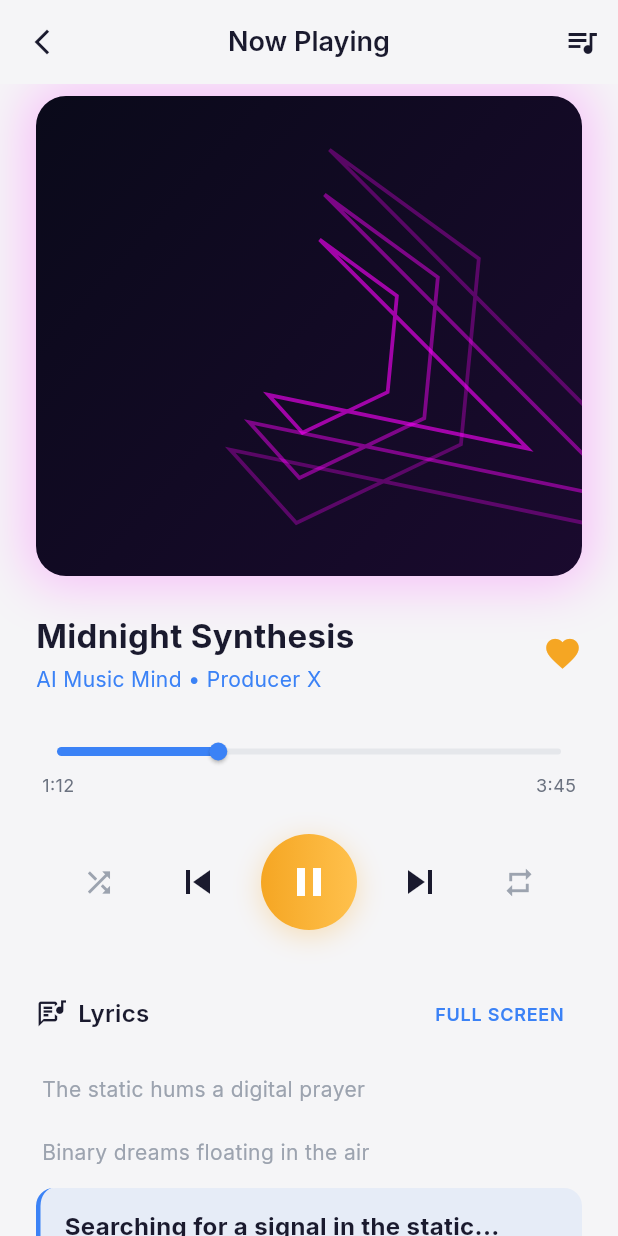
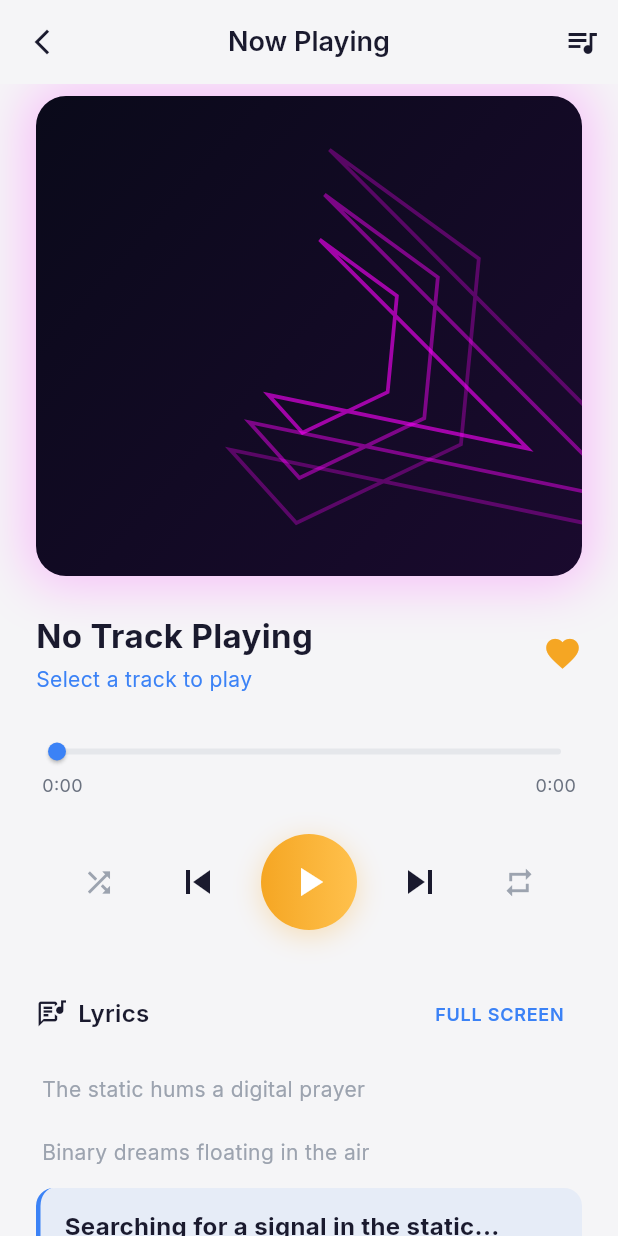
Before and after one commit to sadiajahan97/ai-music-mind, a Flutter app: the MainScreen screen opened directly, after a tap on "ELECTRONIC FUSION", on a phone screen of 412 x 824 dp. Run offline on Flutter 3.47's test engine with Material 3 defaults, Android fonts, the phone set to English and light mode, and no system bars; our stand-ins replace audioplayers, flutter_dotenv, google_fonts, shared_preferences; accounts and stored records are empty; network calls fail.

Commit message:
integrate get music tracks api

```diff
--- /dev/null
+++ b/app/lib/models/music_track.dart
@@ -0,0 +1,28 @@
+class MusicTrack {
+  final String id;
+  final String title;
+  final String? tags;
+  final int? duration;
+  final bool isReady;
+  final String? imageUrl;
+
+  MusicTrack({
+    required this.id,
+    required this.title,
+    this.tags,
+    this.duration,
+    required this.isReady,
+    this.imageUrl,
+  });
+
+  factory MusicTrack.fromJson(Map<String, dynamic> json) {
+    return MusicTrack(
+      id: json['id'],
+      title: json['title'] ?? 'Untitled',
+      tags: json['tags'],
+      duration: json['duration'],
+      isReady: json['isReady'] ?? false,
+      imageUrl: json['imageUrl'],
+    );
+  }
+}
--- a/app/lib/screens/library_screen.dart
+++ b/app/lib/screens/library_screen.dart
@@ -2,54 +2,58 @@
 import 'package:google_fonts/google_fonts.dart';
 import '../theme/app_theme.dart';
 import '../widgets/menu_bottom_sheet.dart';
+import '../models/music_track.dart';
+import '../services/music_service.dart';
 
 class LibraryScreen extends StatefulWidget {
-  const LibraryScreen({super.key});
+  final Function(MusicTrack)? onTrackSelected;
+  const LibraryScreen({super.key, this.onTrackSelected});
 
   @override
   State<LibraryScreen> createState() => _LibraryScreenState();
 }
 
 class _LibraryScreenState extends State<LibraryScreen> {
-  int _selectedTab = 0;
+  final MusicService _musicService = MusicService();
+  List<MusicTrack> _tracks = [];
+  bool _isLoading = true;
+  String? _error;
 
-  final List<Map<String, dynamic>> _songs = [
-    {
-      'title': 'Stellar Resonance',
-      'version': 'v4.5-all',
-      'model': 'AI Master',
-      'duration': '3:45',
-      'color': const Color(0xFF0F1B2D),
-    },
-    {
-      'title': 'Digital Horizon',
-      'version': 'v4.2-vocal',
-      'model': 'Generation 9',
-      'duration': '4:12',
-      'color': const Color(0xFF2D1B4E),
-    },
-    {
-      'title': 'Midnight Neural',
-      'version': 'v4.5-all',
-      'model': 'Synthesized',
-      'duration': '2:58',
-      'color': const Color(0xFF1A3A2E),
-    },
-    {
-      'title': 'Algorithm Beat',
-      'version': 'v3.0-full',
-      'model': 'Classic',
-      'duration': '5:20',
-      'color': const Color(0xFF3D2B1E),
-    },
-    {
-      'title': 'Quantum Echo',
-      'version': 'v4.5-all',
-      'model': 'Deep Learning',
-      'duration': '3:15',
-      'color': const Color(0xFF1E3A5F),
-    },
-  ];
+  @override
+  void initState() {
+    super.initState();
+    _fetchTracks();
+  }
+
+  Future<void> _fetchTracks() async {
+    try {
+      final tracks = await _musicService.getMusicTracks();
+      if (mounted) {
+        setState(() {
+          _tracks = tracks;
+          _isLoading = false;
+        });
+      }
+    } catch (e) {
+      if (mounted) {
+        setState(() {
+          _error = e.toString();
+          _isLoading = false;
+        });
+      }
+    }
+  }
+
+  String _formatDuration(int? ms) {
+    if (ms == null || ms == 0) return '';
+    final totalSeconds = (ms / 1000).floor();
+    final minutes = (totalSeconds / 60).floor();
+    final remainingSeconds = totalSeconds % 60;
+    if (remainingSeconds == 0) {
+      return '${minutes}m';
+    }
+    return '${minutes}m ${remainingSeconds}s';
+  }
 
   @override
   Widget build(BuildContext context) {
@@ -108,13 +112,20 @@
           // const SizedBox(height: 8),
           // Song list
           Expanded(
-            child: ListView.separated(
-              padding: const EdgeInsets.symmetric(horizontal: 20, vertical: 8),
-              itemCount: _songs.length,
-              separatorBuilder: (context, index) =>
-                  const Divider(color: AppTheme.dividerColor, height: 1),
+            child: _isLoading
+                ? const Center(child: CircularProgressIndicator())
+                : _error != null
+                    ? Center(child: Text('Error: $_error'))
+                    : _tracks.isEmpty
+                        ? const Center(child: Text('No tracks found'))
+                        : ListView.separated(
+                            padding: const EdgeInsets.symmetric(
+                                horizontal: 20, vertical: 8),
+                            itemCount: _tracks.length,
+                            separatorBuilder: (context, index) => const Divider(
+                                color: AppTheme.dividerColor, height: 1),
                             itemBuilder: (context, index) =>
-                  _buildSongItem(_songs[index]),
+                                _buildSongItem(_tracks[index]),
                           ),
           ),
         ],
@@ -122,49 +133,76 @@
     );
   }
 
-  Widget _buildTabButton(String label, int index) {
-    final isSelected = _selectedTab == index;
+  // Widget _buildTabButton(String label, int index) {
+  //   final isSelected = _selectedTab == index;
+  //   return GestureDetector(
+  //     onTap: () => setState(() => _selectedTab = index),
+  //     child: Column(
+  //       children: [
+  //         Text(
+  //           label,
+  //           style: GoogleFonts.inter(
+  //             fontSize: 15,
+  //             fontWeight: isSelected ? FontWeight.w600 : FontWeight.w400,
+  //             color: isSelected ? AppTheme.accentBlue : AppTheme.textTertiary,
+  //           ),
+  //         ),
+  //         const SizedBox(height: 6),
+  //         Container(
+  //           height: 2.5,
+  //           width: 40,
+  //           decoration: BoxDecoration(
+  //             color: isSelected ? AppTheme.accentBlue : Colors.transparent,
+  //             borderRadius: BorderRadius.circular(2),
+  //           ),
+  //         ),
+  //       ],
+  //     ),
+  //   );
+  // }
+
+  Widget _buildSongItem(MusicTrack track) {
     return GestureDetector(
-      onTap: () => setState(() => _selectedTab = index),
-      child: Column(
-        children: [
-          Text(
-            label,
-            style: GoogleFonts.inter(
-              fontSize: 15,
-              fontWeight: isSelected ? FontWeight.w600 : FontWeight.w400,
-              color: isSelected ? AppTheme.accentBlue : AppTheme.textTertiary,
-            ),
-          ),
-          const SizedBox(height: 6),
-          Container(
-            height: 2.5,
-            width: 40,
-            decoration: BoxDecoration(
-              color: isSelected ? AppTheme.accentBlue : Colors.transparent,
-              borderRadius: BorderRadius.circular(2),
-            ),
-          ),
-        ],
-      ),
-    );
+      onTap: () {
+        if (widget.onTrackSelected != null) {
+          widget.onTrackSelected!(track);
         }
-
-  Widget _buildSongItem(Map<String, dynamic> song) {
-    return Padding(
+      },
+      behavior: HitTestBehavior.opaque,
+      child: Padding(
         padding: const EdgeInsets.symmetric(vertical: 14),
         child: Row(
           children: [
             // Album art
-          Container(
+          ClipRRect(
+            borderRadius: BorderRadius.circular(10),
+            child: Container(
               width: 48,
               height: 48,
               decoration: BoxDecoration(
-              color: song['color'] as Color,
-              borderRadius: BorderRadius.circular(10),
+                color: Colors.grey[200],
+                gradient: (track.isReady && track.imageUrl != null)
+                    ? null
+                    : AppTheme.orangeGradient,
               ),
+              child: (track.isReady && track.imageUrl != null)
+                  ? Image.network(
+                      track.imageUrl!,
+                      fit: BoxFit.cover,
+                      errorBuilder: (context, error, stackTrace) =>
+                          Container(
+                        decoration: const BoxDecoration(
+                            gradient: AppTheme.orangeGradient),
                         child: const Center(
-              child: Icon(Icons.music_note, color: Colors.white54, size: 22),
+                          child:
+                              Icon(Icons.music_note, color: Colors.white, size: 22),
+                        ),
+                      ),
+                    )
+                  : const Center(
+                      child:
+                          Icon(Icons.music_note, color: Colors.white, size: 22),
+                    ),
             ),
           ),
           const SizedBox(width: 14),
@@ -174,7 +212,7 @@
               crossAxisAlignment: CrossAxisAlignment.start,
               children: [
                 Text(
-                  song['title'] as String,
+                  track.title,
                   style: GoogleFonts.inter(
                     fontSize: 15,
                     fontWeight: FontWeight.w600,
@@ -183,7 +221,9 @@
                 ),
                 const SizedBox(height: 2),
                 Text(
-                  '${song['version']} • ${song['model']}',
+                  track.isReady
+                      ? '${track.tags ?? 'Untagged'} • ${_formatDuration(track.duration)}'
+                      : 'Processing...',
                   style: GoogleFonts.inter(
                     fontSize: 13,
                     color: AppTheme.textSecondary,
@@ -192,18 +232,10 @@
               ],
             ),
           ),
-          // Duration
-          Text(
-            song['duration'] as String,
-            style: GoogleFonts.inter(
-              fontSize: 14,
-              color: AppTheme.textSecondary,
-            ),
-          ),
           const SizedBox(width: 8),
           // More button
           // GestureDetector(
-          //   onTap: () => showMenuBottomSheet(context, song['title'] as String),
+          //   onTap: () => showMenuBottomSheet(context, track.title),
           //   child: const Icon(
           //     Icons.more_vert,
           //     color: AppTheme.textTertiary,
@@ -212,6 +244,7 @@
           // ),
         ],
       ),
+    ),
   );
 }
 }
--- a/app/lib/screens/main_screen.dart
+++ b/app/lib/screens/main_screen.dart
@@ -1,5 +1,6 @@
 import 'package:flutter/material.dart';
 import '../widgets/bottom_nav_bar.dart';
+import '../models/music_track.dart';
 import 'home_screen.dart';
 import 'library_screen.dart';
 import 'now_playing_screen.dart';
@@ -15,16 +16,23 @@
 
 class _MainScreenState extends State<MainScreen> {
   int _currentIndex = 0;
+  MusicTrack? _currentTrack;
 
-  final List<Widget> _screens = const [
-    HomeScreen(),
-    LibraryScreen(),
-    NowPlayingScreen(),
-    ProfileScreen(),
-  ];
+  void _playTrack(MusicTrack track) {
+    setState(() {
+      _currentTrack = track;
+      _currentIndex = 2; // Index of NowPlayingScreen
+    });
+  }
 
   @override
   Widget build(BuildContext context) {
+    final List<Widget> _screens = [
+      const HomeScreen(),
+      LibraryScreen(onTrackSelected: _playTrack),
+      NowPlayingScreen(track: _currentTrack),
+      const ProfileScreen(),
+    ];
     return Scaffold(
       body: IndexedStack(
         index: _currentIndex,
--- a/app/lib/screens/now_playing_screen.dart
+++ b/app/lib/screens/now_playing_screen.dart
@@ -1,9 +1,14 @@
 import 'package:flutter/material.dart';
 import 'package:google_fonts/google_fonts.dart';
+import 'package:audioplayers/audioplayers.dart';
 import '../theme/app_theme.dart';
+import '../models/music_track.dart';
+import '../services/auth_service.dart';
+import '../constants.dart';
 
 class NowPlayingScreen extends StatefulWidget {
-  const NowPlayingScreen({super.key});
+  final MusicTrack? track;
+  const NowPlayingScreen({super.key, this.track});
 
   @override
   State<NowPlayingScreen> createState() => _NowPlayingScreenState();
@@ -11,9 +16,14 @@
 
 class _NowPlayingScreenState extends State<NowPlayingScreen>
     with SingleTickerProviderStateMixin {
-  bool _isPlaying = true;
+  final AudioPlayer _player = AudioPlayer();
+  final AuthService _authService = AuthService();
+
+  bool _isPlaying = false;
   bool _isFavorited = true;
-  double _progress = 0.32; // 1:12 out of 3:45
+  double _progress = 0.0;
+  Duration _position = Duration.zero;
+  Duration _duration = Duration.zero;
   late AnimationController _pulseController;
 
   final List<Map<String, dynamic>> _lyrics = [
@@ -31,12 +41,79 @@
       vsync: this,
       duration: const Duration(seconds: 2),
     )..repeat(reverse: true);
+
+    _initPlayer();
+    if (widget.track != null) {
+      _loadTrack(widget.track!);
+    }
+  }
+
+  void _initPlayer() {
+    _player.onPlayerStateChanged.listen((state) {
+      if (mounted) {
+        setState(() {
+          _isPlaying = state == PlayerState.playing;
+        });
+      }
+    });
+
+    _player.onPositionChanged.listen((pos) {
+      if (mounted) {
+        setState(() {
+          _position = pos;
+          if (_duration.inMilliseconds > 0) {
+            _progress = _position.inMilliseconds / _duration.inMilliseconds;
+          }
+        });
+      }
+    });
+
+    _player.onDurationChanged.listen((dur) {
+      if (mounted) {
+        setState(() {
+          _duration = dur;
+        });
+      }
+    });
+  }
+
+  Future<void> _loadTrack(MusicTrack track) async {
+    if (!track.isReady) return;
+
+    try {
+      final token = await _authService.getToken();
+      final url = '${AppConstants.baseUrl}/music/tracks/${track.id}/file?access_token=$token';
+
+      await _player.setSource(
+        UrlSource(url),
+      );
+      _player.resume();
+    } catch (e) {
+      debugPrint("Error loading audio: $e");
+    }
+  }
+
+  @override
+  void didUpdateWidget(NowPlayingScreen oldWidget) {
+    super.didUpdateWidget(oldWidget);
+    if (widget.track?.id != oldWidget.track?.id && widget.track != null) {
+      _loadTrack(widget.track!);
+    }
   }
 
   @override
   void dispose() {
     _pulseController.dispose();
+    _player.dispose();
     super.dispose();
+  }
+
+  String _formatDuration(int? ms) {
+    if (ms == null || ms == 0) return '0:00';
+    final totalSeconds = (ms / 1000).floor();
+    final minutes = (totalSeconds / 60).floor();
+    final remainingSeconds = totalSeconds % 60;
+    return '$minutes:${remainingSeconds.toString().padLeft(2, '0')}';
   }
 
   @override
@@ -73,20 +150,24 @@
                       crossAxisAlignment: CrossAxisAlignment.start,
                       children: [
                         Text(
-                          'Midnight Synthesis',
+                          widget.track?.title ?? 'No Track Playing',
                           style: GoogleFonts.inter(
                             fontSize: 22,
                             fontWeight: FontWeight.w700,
                             color: AppTheme.textDark,
                           ),
+                          maxLines: 1,
+                          overflow: TextOverflow.ellipsis,
                         ),
                         const SizedBox(height: 4),
                         Text(
-                          'AI Music Mind • Producer X',
+                          widget.track?.tags ?? 'Select a track to play',
                           style: GoogleFonts.inter(
                             fontSize: 14,
                             color: AppTheme.accentBlue,
                           ),
+                          maxLines: 1,
+                          overflow: TextOverflow.ellipsis,
                         ),
                       ],
                     ),
@@ -150,8 +231,22 @@
                   end: Alignment.bottomRight,
                 ),
               ),
-              child: CustomPaint(
-                painter: _NeonGeometryPainter(_pulseController.value),
+              child: Stack(
+                children: [
+                  Positioned.fill(
+                    child: CustomPaint(
+                      painter: _NeonGeometryPainter(_pulseController.value),
+                    ),
+                  ),
+                  if (widget.track?.imageUrl != null)
+                    Positioned.fill(
+                      child: Image.network(
+                        widget.track!.imageUrl!,
+                        fit: BoxFit.cover,
+                        errorBuilder: (_, __, ___) => const SizedBox.shrink(),
+                      ),
+                    ),
+                ],
               ),
             ),
           ),
@@ -173,8 +268,11 @@
             overlayShape: const RoundSliderOverlayShape(overlayRadius: 14),
           ),
           child: Slider(
-            value: _progress,
-            onChanged: (v) => setState(() => _progress = v),
+            value: _progress.clamp(0.0, 1.0),
+            onChanged: (v) {
+              final newPos = Duration(milliseconds: (v * _duration.inMilliseconds).round());
+              _player.seek(newPos);
+            },
           ),
         ),
         Padding(
@@ -183,14 +281,14 @@
             mainAxisAlignment: MainAxisAlignment.spaceBetween,
             children: [
               Text(
-                '1:12',
+                _formatDuration(_position.inMilliseconds),
                 style: GoogleFonts.inter(
                   fontSize: 12,
                   color: AppTheme.textSecondary,
                 ),
               ),
               Text(
-                '3:45',
+                _formatDuration(_duration.inMilliseconds),
                 style: GoogleFonts.inter(
                   fontSize: 12,
                   color: AppTheme.textSecondary,
@@ -219,7 +317,13 @@
         ),
         // Play/Pause button
         GestureDetector(
-          onTap: () => setState(() => _isPlaying = !_isPlaying),
+          onTap: () {
+            if (_isPlaying) {
+              _player.pause();
+            } else {
+              _player.resume();
+            }
+          },
           child: Container(
             width: 64,
             height: 64,
--- /dev/null
+++ b/app/lib/services/music_service.dart
@@ -0,0 +1,31 @@
+import 'dart:convert';
+import 'package:http/http.dart' as http;
+import '../constants.dart';
+import '../models/music_track.dart';
+import 'auth_service.dart';
+
+class MusicService {
+  final AuthService _authService = AuthService();
+
+  Future<List<MusicTrack>> getMusicTracks() async {
+    final token = await _authService.getToken();
+    if (token == null) {
+      throw Exception('Not authenticated');
+    }
+
+    final response = await http.get(
+      Uri.parse('${AppConstants.baseUrl}/music/tracks'),
+      headers: {
+        'Content-Type': 'application/json',
+        'Authorization': 'Bearer $token',
+      },
+    );
+
+    if (response.statusCode == 200) {
+      final List<dynamic> data = jsonDecode(response.body);
+      return data.map((json) => MusicTrack.fromJson(json)).toList();
+    } else {
+      throw Exception('Failed to load music tracks');
+    }
+  }
+}
--- a/app/pubspec.yaml
+++ b/app/pubspec.yaml
@@ -36,6 +36,7 @@
   http: ^1.6.0
   shared_preferences: ^2.5.4
   flutter_dotenv: ^5.1.0
+  audioplayers: ^6.6.0
 
 dev_dependencies:
   flutter_test:
```
Also changed, not shown: app/pubspec.lock, 6 other files. Lines whose indentation alone changed are shown as unchanged.
